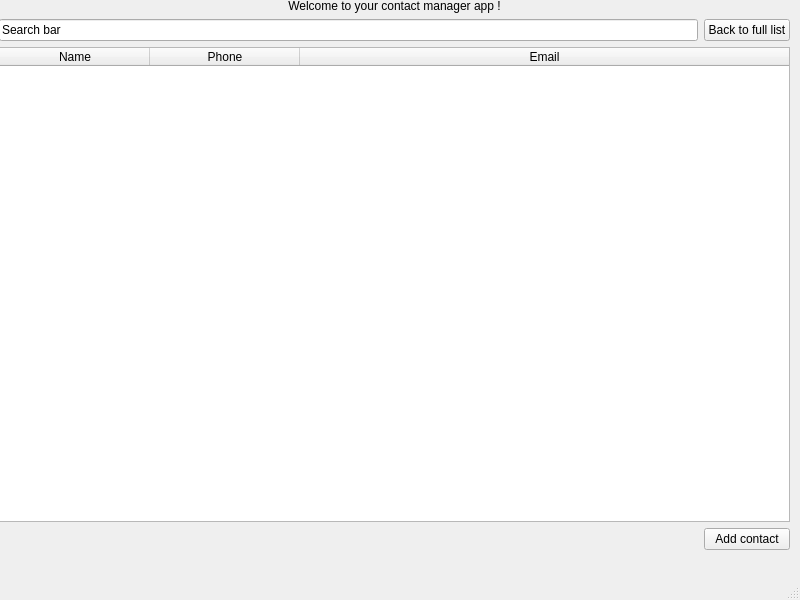
Old version of the form mainwindow.ui in the repository elisesuspene/ContactManager.
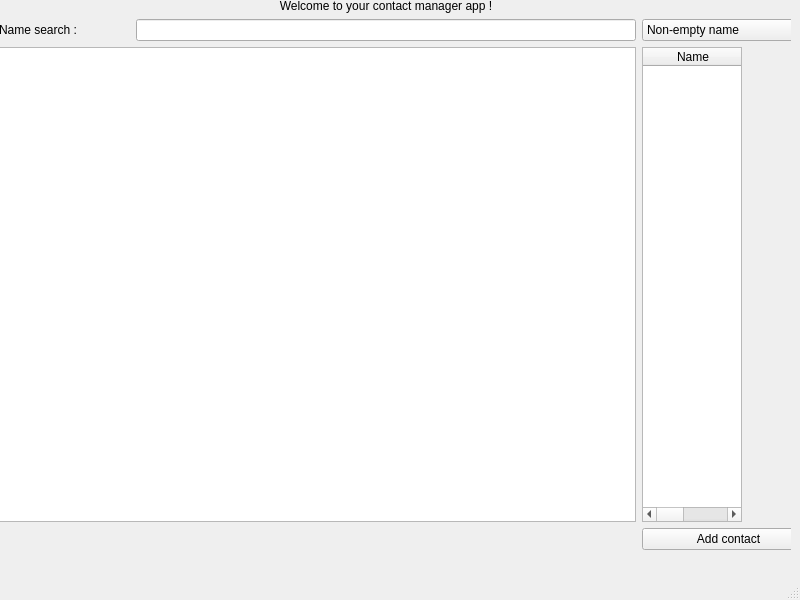
New version of the form.

Commit message: separate filtering and searchbar class

```diff
--- a/mainwindow.ui
+++ b/mainwindow.ui
@@ -32,45 +32,58 @@
        <rect>
         <x>-1</x>
         <y>-1</y>
-        <width>791</width>
+        <width>816</width>
         <height>551</height>
        </rect>
       </property>
       <layout class="QGridLayout" name="gridLayout">
+       <item row="0" column="1" colspan="2">
+        <widget class="QLabel" name="WelcomeLabel">
+         <property name="text">
+          <string>Welcome to your contact manager app !</string>
+         </property>
+         <property name="alignment">
+          <set>Qt::AlignCenter</set>
+         </property>
+        </widget>
+       </item>
        <item row="1" column="0">
+        <widget class="QLabel" name="SearchBarLabel">
+         <property name="text">
+          <string>Name search :</string>
+         </property>
+        </widget>
+       </item>
+       <item row="1" column="1" colspan="2">
         <widget class="QLineEdit" name="SearchBar">
-         <property name="text">
-          <string>Search bar</string>
+         <property name="minimumSize">
+          <size>
+           <width>500</width>
+           <height>0</height>
+          </size>
          </property>
-        </widget>
-       </item>
-       <item row="3" column="1">
-        <widget class="QPushButton" name="AddContactButton">
          <property name="text">
-          <string>Add contact</string>
+          <string/>
          </property>
         </widget>
        </item>
-       <item row="2" column="0" colspan="2">
+       <item row="3" column="3">
         <widget class="QTableWidget" name="ContactTable">
+         <property name="maximumSize">
+          <size>
+           <width>100</width>
+           <height>16777215</height>
+          </size>
+         </property>
+         <property name="showGrid">
+          <bool>true</bool>
+         </property>
+         <property name="sortingEnabled">
+          <bool>true</bool>
+         </property>
          <property name="columnCount">
           <number>3</number>
          </property>
-         <attribute name="horizontalHeaderCascadingSectionResizes">
-          <bool>true</bool>
-         </attribute>
-         <attribute name="horizontalHeaderDefaultSectionSize">
-          <number>150</number>
-         </attribute>
-         <attribute name="horizontalHeaderShowSortIndicator" stdset="0">
-          <bool>false</bool>
-         </attribute>
-         <attribute name="horizontalHeaderStretchLastSection">
-          <bool>true</bool>
-         </attribute>
-         <attribute name="verticalHeaderStretchLastSection">
-          <bool>false</bool>
-         </attribute>
          <column>
           <property name="text">
            <string>Name</string>
@@ -88,20 +101,37 @@
          </column>
         </widget>
        </item>
-       <item row="1" column="1">
-        <widget class="QPushButton" name="SearchBarCancelButton">
-         <property name="text">
-          <string>Back to full list</string>
-         </property>
+       <item row="3" column="0" colspan="3">
+        <widget class="QTableView" name="ContactTableView"/>
+       </item>
+       <item row="1" column="3">
+        <widget class="QComboBox" name="FilterComboBox">
+         <item>
+          <property name="text">
+           <string>Non-empty name</string>
+          </property>
+         </item>
+         <item>
+          <property name="text">
+           <string>Non-empty phone number</string>
+          </property>
+         </item>
+         <item>
+          <property name="text">
+           <string>Non-empty email address</string>
+          </property>
+         </item>
+         <item>
+          <property name="text">
+           <string>No filter</string>
+          </property>
+         </item>
         </widget>
        </item>
-       <item row="0" column="0" colspan="2">
-        <widget class="QLabel" name="WelcomeLabel">
+       <item row="4" column="3">
+        <widget class="QPushButton" name="AddContactButton">
          <property name="text">
-          <string>Welcome to your contact manager app !</string>
-         </property>
-         <property name="alignment">
-          <set>Qt::AlignCenter</set>
+          <string>Add contact</string>
          </property>
         </widget>
        </item>
```
The commit also changes 6 other files.
